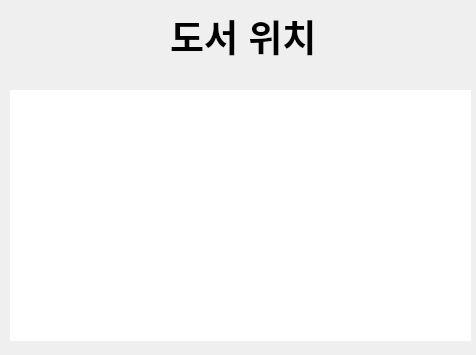
Old version of the form information_desk/bookinfolocation.ui in the repository addinedu-roscamp-7th/roscamp-repo-2.
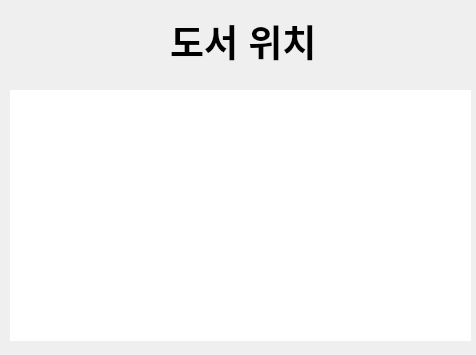
New version of the form.

Diff of the .ui file:
```diff
--- a/information_desk/bookinfolocation.ui
+++ b/information_desk/bookinfolocation.ui
@@ -40,7 +40,7 @@
      <x>170</x>
      <y>10</y>
      <width>151</width>
-     <height>51</height>
+     <height>61</height>
     </rect>
    </property>
    <property name="font">
```
